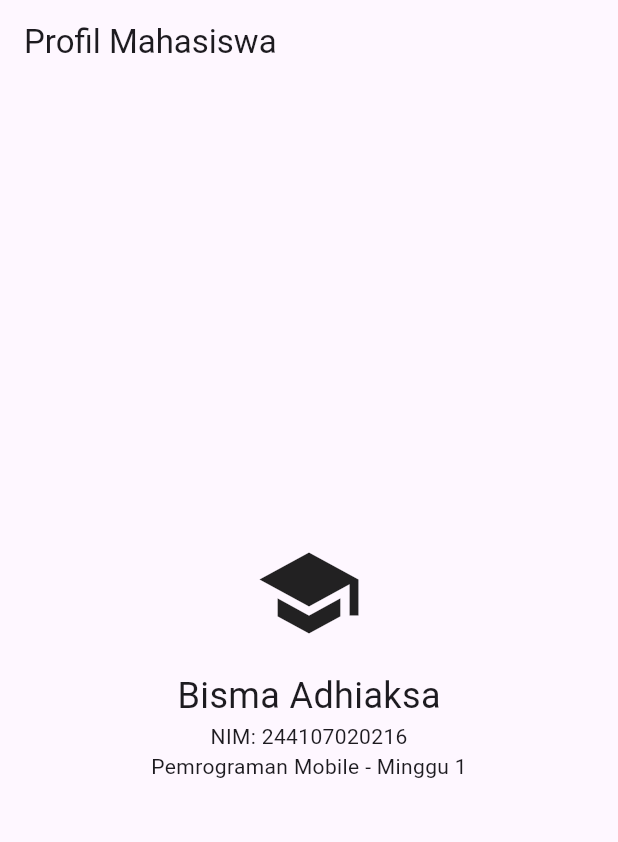
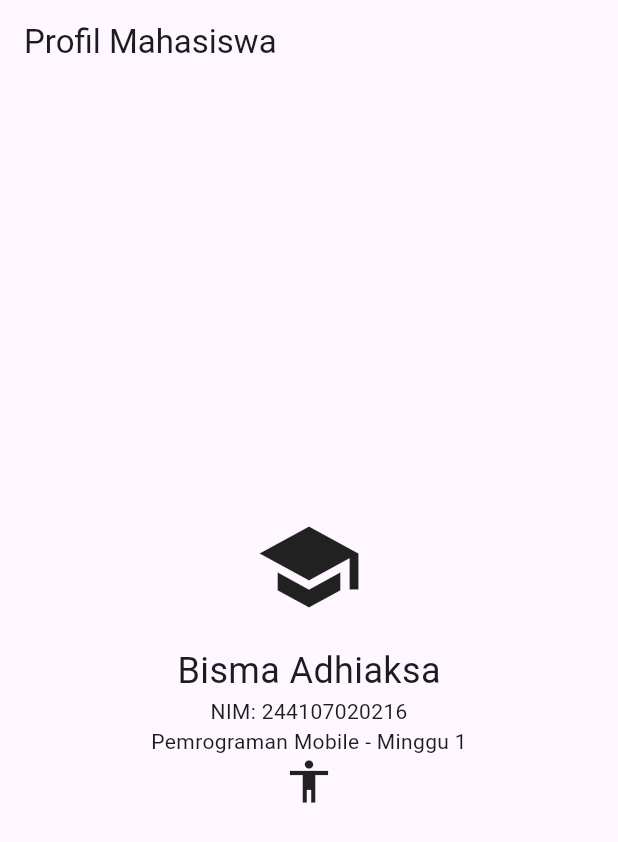
Before and after one commit to Bisminee/244107020216-mobile-course, a Flutter app: the screen it shows after launch, on a phone screen of 412 x 824 dp. Shown: the top 842 px of the screen. Run offline on Flutter 3.47's test engine with Material 3 defaults, Android fonts, the phone set to English and light mode, and no system bars.

Commit message:
mini assignment

```diff
--- a/01-week-1-mobile-development-ecosystem-flutter-refresh/my_first_app/lib/main.dart
+++ b/01-week-1-mobile-development-ecosystem-flutter-refresh/my_first_app/lib/main.dart
@@ -23,6 +23,7 @@ class MyApp extends StatelessWidget {
               Text('Bisma Adhiaksa', style: TextStyle(fontSize: 24.0)),
               Text('NIM: 244107020216'),
               Text('Pemrograman Mobile - Minggu 1'),
+              Icon(Icons.accessibility, size:34),
             ],
           ),
         ),
```
Also changed, not shown: 01-week-1-mobile-development-ecosystem-flutter-refresh/task/0952b657-7c59-4c6b-a927-38b1285a4bec.jpg (added).
